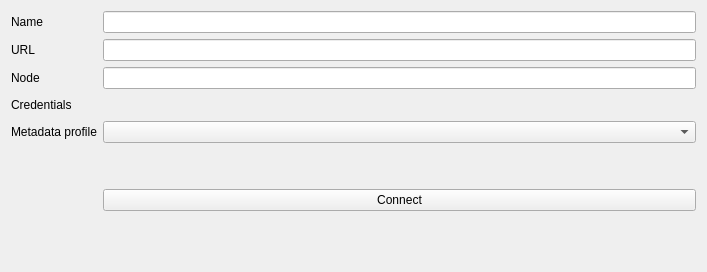
GeoCat/qgis-bridge-plugin, file geocatbridge/servers/views/geonetwork.ui: the form before one commit.
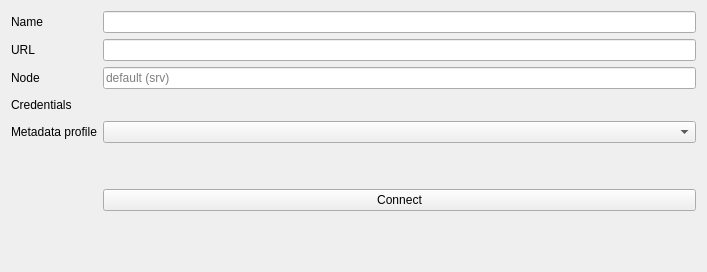
The form after the commit.

```diff
--- a/geocatbridge/servers/views/geonetwork.ui
+++ b/geocatbridge/servers/views/geonetwork.ui
@@ -11,7 +11,7 @@
    </rect>
   </property>
   <property name="sizePolicy">
-   <sizepolicy hsizetype="Preferred" vsizetype="Minimum">
+   <sizepolicy hsizetype="Expanding" vsizetype="Minimum">
     <horstretch>0</horstretch>
     <verstretch>0</verstretch>
    </sizepolicy>
@@ -60,7 +60,14 @@
       </widget>
      </item>
      <item row="2" column="1">
-      <widget class="QLineEdit" name="txtGeonetworkNode"/>
+      <widget class="QLineEdit" name="txtGeonetworkNode">
+       <property name="text">
+        <string/>
+       </property>
+       <property name="placeholderText">
+        <string>default (srv)</string>
+       </property>
+      </widget>
      </item>
      <item row="3" column="0">
       <widget class="QLabel" name="label_17">
```
